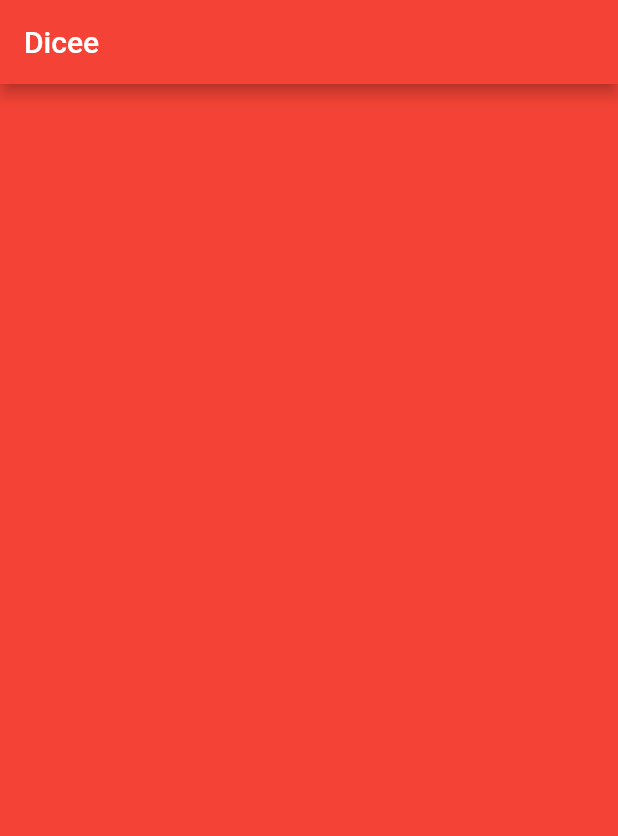
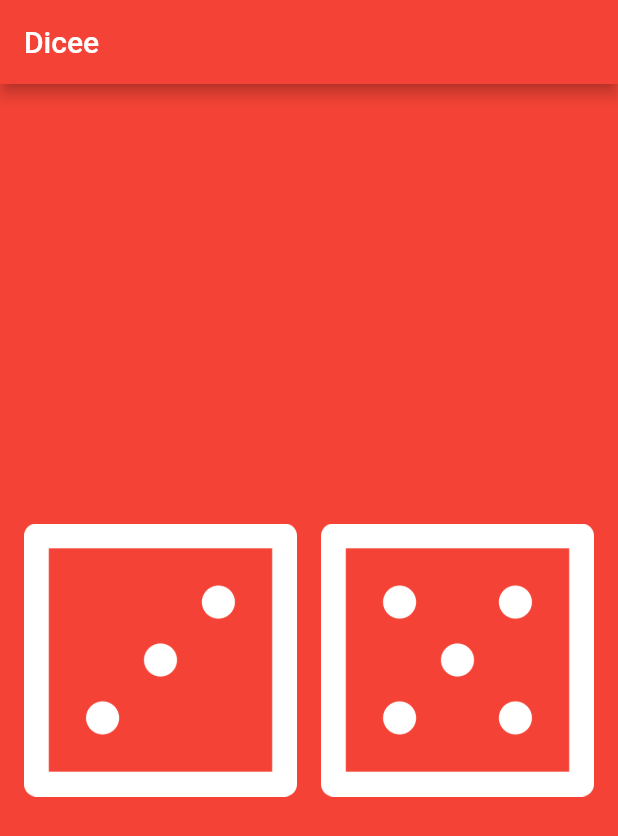
Before and after one commit to analuciablanco/Dicee, a Flutter app: the screen it shows after launch, on a phone screen of 412 x 824 dp. Shown: the top 836 px of the screen. Run offline on Flutter 3.47's test engine with Material 2 defaults, Android fonts, the phone set to English and light mode, and no system bars.

Commit message:
buttons and variables added

```diff
--- a/lib/main.dart
+++ b/lib/main.dart
@@ -18,6 +18,31 @@ void main() {
 class DicePage extends StatelessWidget {
   @override
   Widget build(BuildContext context) {
-    return Container();
+    var leftDiceNumber = 3;
+    var rightDiceNumber = 5;
+    return Center(
+      child: Row(
+        children: <Widget>[
+          Expanded(
+            child: FlatButton(
+              onPressed: () {
+                print('Left button pressed');
+              },
+              padding: const EdgeInsets.fromLTRB(16.0, 16.0, 8.0, 16.0),
+              child: Image.asset('images/dice$leftDiceNumber.png'),
+            ),
+          ),
+          Expanded(
+            child: FlatButton(
+              onPressed: () {
+                print('Right button pressed');
+              },
+              padding: const EdgeInsets.fromLTRB(8.0, 16.0, 16.0, 16.0),
+              child: Image.asset('images/dice$rightDiceNumber.png'),
+            ),
+          ),
+        ],
+      ),
+    );
   }
 }
```
